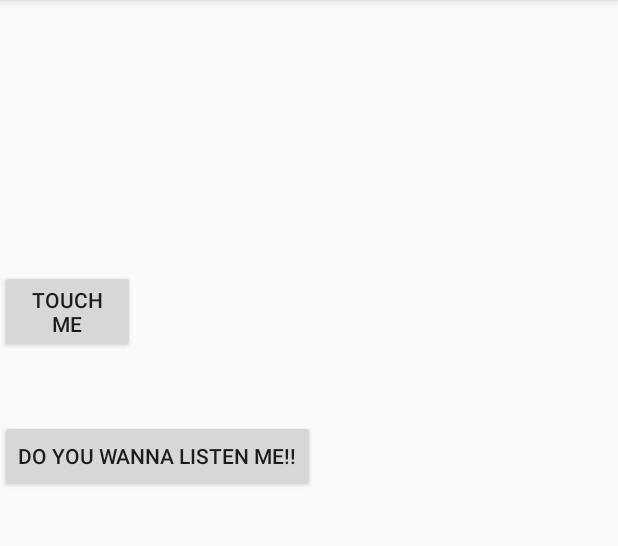
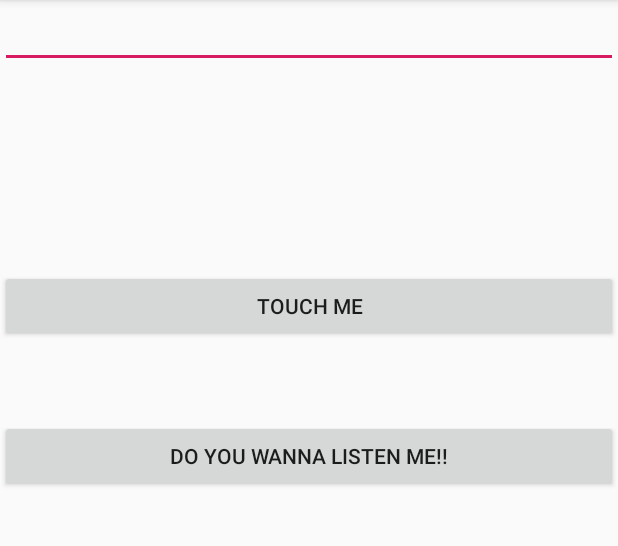
Before and after one commit to Shreyjain203/Stringo, an Android app: the screen it shows after launch (MainActivity), after a tap on "DO YOU WANNA LISTEN ME!!", on a phone screen of 412 x 824 dp, the part 84-630 px from its top. Run offline under Robolectric (Android 15) with nearby library versions, the phone set to English and light mode, and no system bars.

Commit message:
just playing with some words

```diff
--- a/app/src/main/java/com/example/myapplication/MainActivity.java
+++ b/app/src/main/java/com/example/myapplication/MainActivity.java
@@ -1,6 +1,7 @@
 package com.example.myapplication;
 
 import android.content.Intent;
+import android.media.MediaPlayer;
 import android.os.Bundle;
 import android.speech.RecognizerIntent;
 import android.speech.tts.TextToSpeech;
@@ -8,8 +9,7 @@ import android.support.annotation.Nullable;
 import android.support.v7.app.AppCompatActivity;
 import android.view.View;
 import android.widget.Button;
-import android.widget.TextView;
-
+import android.widget.EditText;
 import java.util.ArrayList;
 import java.util.Locale;
 
@@ -17,7 +17,7 @@ public class MainActivity extends AppCompatActivity {
 
 
     private static final int REQ_CODE_SPEECH_INPUT=1000;
-    TextView textView;
+    EditText textView;
     Button button;
     Button button2;
     TextToSpeech speech;
@@ -36,7 +36,7 @@ public class MainActivity extends AppCompatActivity {
             @Override
             public void onInit(int status) {
                 if (status!= TextToSpeech.ERROR){
-                    speech.setLanguage(Locale.CHINESE);
+                    speech.setLanguage(new Locale("en", "IN"));
 
                 }
             }
@@ -69,23 +69,19 @@ public class MainActivity extends AppCompatActivity {
         super.onActivityResult(requestCode, resultCode, data);
 
 
-
-        switch(requestCode){
+        switch (requestCode) {
             case REQ_CODE_SPEECH_INPUT: {
                 if (resultCode == RESULT_OK && null != data) {
 
                     //get array from voice intent
-                    ArrayList <String> result = data.getStringArrayListExtra(RecognizerIntent.EXTRA_RESULTS);
+                    ArrayList<String> result = data.getStringArrayListExtra(RecognizerIntent.EXTRA_RESULTS);
                     //set to text view
                     textView.setText(result.get(0));
-                    speaker = result.get(0);
+
+
                 }
             }
         }
-
-
-
-
 
     }
 
@@ -98,18 +94,70 @@ public class MainActivity extends AppCompatActivity {
 
         try{ startActivityForResult(intent, REQ_CODE_SPEECH_INPUT);
 
-    }catch (Exception e) {
+        }catch (Exception e) {
 
         }
 
-        }
+    }
 
 
 
     private void spoke() {
 
-        speech.speak(speaker, TextToSpeech.QUEUE_FLUSH, null);
+
+        speaker= textView.getText().toString();
+        char ch[] = speaker.toCharArray();
+
+        for (int i = 0; i < speaker.length(); i++) {
+
+            // If first character of a word is found
+            if (i == 0 && ch[i] != ' ' ||
+                    ch[i] != ' ' && ch[i - 1] == ' ') {
+
+                // If it is in lower-case
+                if (ch[i] >= 'a' && ch[i] <= 'z') {
+
+                    // Convert into Upper-case
+                    ch[i] = (char)(ch[i] - 'a' + 'A');
+                }
+            }
+
+            // If apart from first character
+            // Any one is in Upper-case
+            else if (ch[i] >= 'A' && ch[i] <= 'Z')
+
+                // Convert into Lower-Case
+                ch[i] = (char)(ch[i] + 'a' - 'A');
+        }
+
+        // Convert the char array to equivalent String
+       speaker = new String(ch);
+
+
+
+
+
+        speaker = speaker.replaceAll("Shashwat", "Maadarchaood");
+        speaker = speaker.replaceAll("Shrey", "My inventor");
+        speaker = speaker.replaceAll("Hello", "fuck off");
+        speaker = speaker.replaceAll("Hi", "et tu brutus, fuck off");
+        speaker = speaker.replaceAll("College", "school");
+        speaker = speaker.replaceAll("Sex", "you are virgin");
+        speaker = speaker.replaceAll("Sing A Song", "which one . . . . . . aunty ya rinkiya");
+        speaker = speaker.replaceAll("Rinkiya", "hee hee hee hee hus daelae rinkiya k papa");
+        speaker = speaker.replaceAll("Srishti", "joe dentist hai par ap nay aaap ko doctor bowlti hai");
+        speaker = speaker.replaceAll("Manisha", "cchhhhhhhhhhhooooottttttuuuuuuu");
+
+
+        int intIndex = speaker.indexOf("Aunty");
+        if(intIndex == - 1) {
+            speech.speak(speaker, TextToSpeech.QUEUE_FLUSH, null);
+        } else {
+            MediaPlayer ring= MediaPlayer.create(MainActivity.this,R.raw.boloaunty);
+            ring.start();
+        }
+
 
 
     }
-    }
+}
--- a/app/src/main/res/layout/activity_main.xml
+++ b/app/src/main/res/layout/activity_main.xml
@@ -16,8 +16,8 @@
     <RelativeLayout
         android:layout_width="fill_parent"
         android:layout_height="wrap_content">
-<TextView
-    android:layout_width="wrap_content"
+<EditText
+    android:layout_width="match_parent"
     android:layout_height="wrap_content"
     android:width="300dp"
     android:id="@+id/textview"/>
@@ -26,12 +26,12 @@
         <Button
             android:id="@+id/button"
             android:layout_marginTop="180dp"
-            android:layout_width="90dp"
+            android:layout_width="match_parent"
             android:layout_height="wrap_content"
             android:text="touch me"/>
 
         <Button
-            android:layout_width="wrap_content"
+            android:layout_width="match_parent"
             android:layout_marginTop="280dp"
             android:id="@+id/button2"
             android:layout_height="wrap_content"
```
Also changed, not shown: 1 other file.
